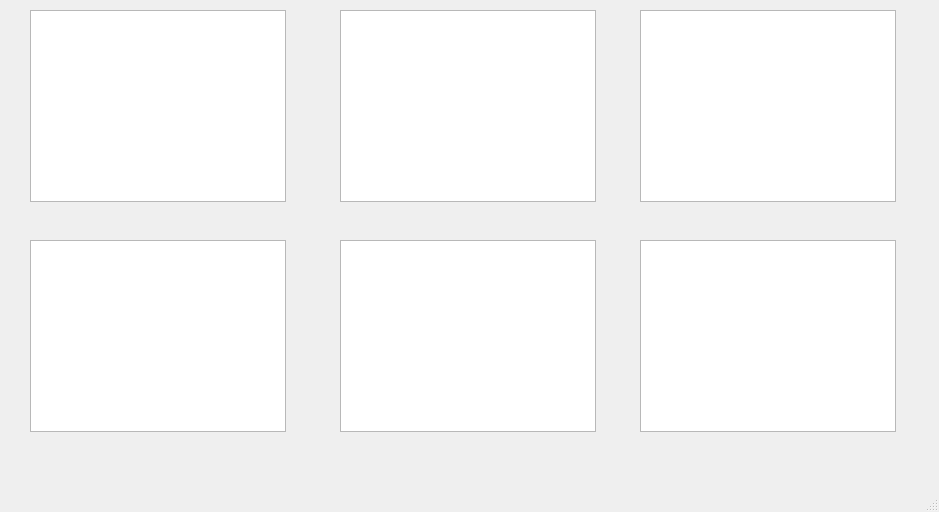
Before: the Qt Designer form qtdesign/first_temp.ui in Marceliny/pydoc-viewer, drawn with Qt 5.
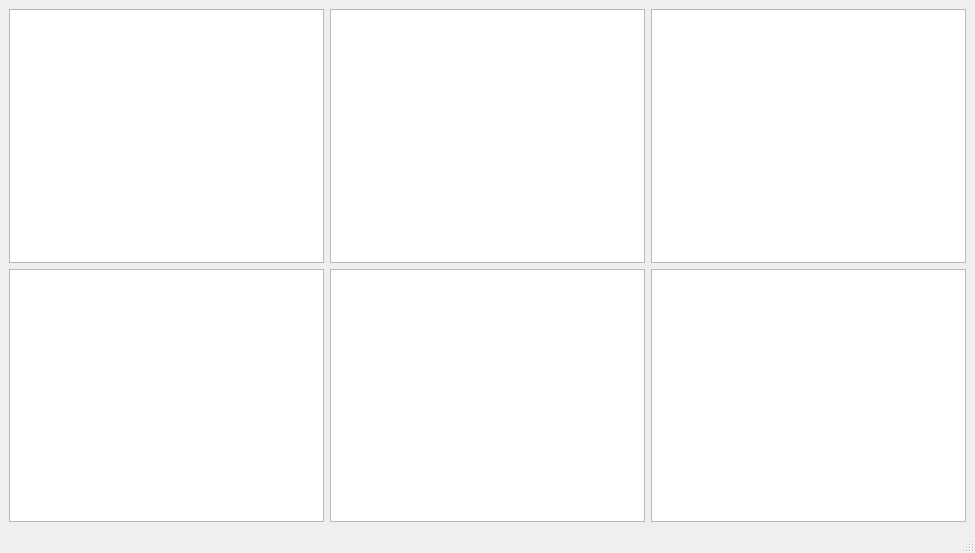
After: the same form once the commit is applied.

Commit message: completed 4 widgets

Patch:
```diff
--- a/qtdesign/first_temp.ui
+++ b/qtdesign/first_temp.ui
@@ -6,74 +6,34 @@
    <rect>
     <x>0</x>
     <y>0</y>
-    <width>939</width>
-    <height>512</height>
+    <width>975</width>
+    <height>553</height>
    </rect>
   </property>
   <property name="windowTitle">
    <string>MainWindow</string>
   </property>
   <widget class="QWidget" name="centralwidget">
-   <widget class="QListView" name="all_modules">
-    <property name="geometry">
-     <rect>
-      <x>30</x>
-      <y>10</y>
-      <width>256</width>
-      <height>192</height>
-     </rect>
-    </property>
-   </widget>
-   <widget class="QListView" name="all_funcs">
-    <property name="geometry">
-     <rect>
-      <x>340</x>
-      <y>10</y>
-      <width>256</width>
-      <height>192</height>
-     </rect>
-    </property>
-   </widget>
-   <widget class="QTextBrowser" name="english_doc">
-    <property name="geometry">
-     <rect>
-      <x>640</x>
-      <y>10</y>
-      <width>256</width>
-      <height>192</height>
-     </rect>
-    </property>
-   </widget>
-   <widget class="QTextBrowser" name="turkish_doc">
-    <property name="geometry">
-     <rect>
-      <x>30</x>
-      <y>240</y>
-      <width>256</width>
-      <height>192</height>
-     </rect>
-    </property>
-   </widget>
-   <widget class="QTextBrowser" name="example">
-    <property name="geometry">
-     <rect>
-      <x>340</x>
-      <y>240</y>
-      <width>256</width>
-      <height>192</height>
-     </rect>
-    </property>
-   </widget>
-   <widget class="QTextBrowser" name="shell_output">
-    <property name="geometry">
-     <rect>
-      <x>640</x>
-      <y>240</y>
-      <width>256</width>
-      <height>192</height>
-     </rect>
-    </property>
-   </widget>
+   <layout class="QGridLayout" name="gridLayout_5">
+    <item row="1" column="3">
+     <widget class="QTextBrowser" name="example"/>
+    </item>
+    <item row="0" column="1">
+     <widget class="QListWidget" name="all_modules"/>
+    </item>
+    <item row="1" column="4">
+     <widget class="QTextBrowser" name="shell_output"/>
+    </item>
+    <item row="1" column="1">
+     <widget class="QTextBrowser" name="turkish_doc"/>
+    </item>
+    <item row="0" column="4">
+     <widget class="QTextBrowser" name="english_doc"/>
+    </item>
+    <item row="0" column="3">
+     <widget class="QListWidget" name="all_funcs"/>
+    </item>
+   </layout>
   </widget>
   <widget class="QMenuBar" name="menubar">
    <property name="geometry">
@@ -85,7 +45,11 @@
     </rect>
    </property>
   </widget>
-  <widget class="QStatusBar" name="statusbar"/>
+  <widget class="QStatusBar" name="statusbar">
+   <property name="accessibleName">
+    <string>wdwdwadaw</string>
+   </property>
+  </widget>
  </widget>
  <resources/>
  <connections/>
```
Left out of the diff: 4 changed lines with no effect on the pictures. The commit also changes 7 other files.
